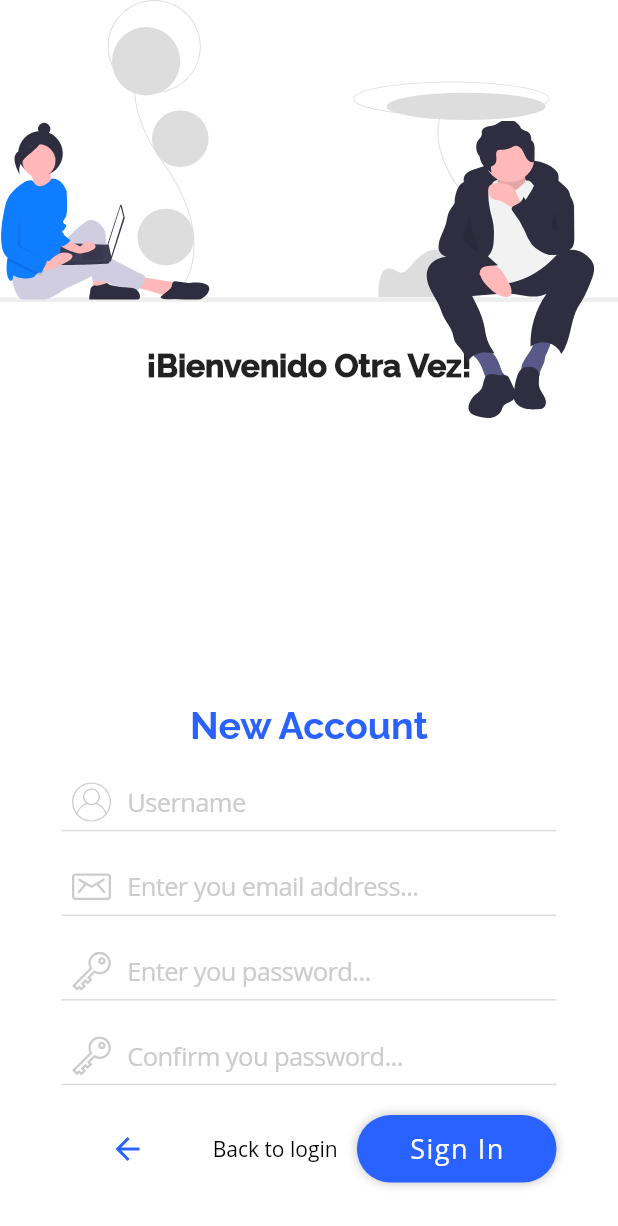
After one commit to jonatelo09/app_ui_advanced, a Flutter app: the screen it shows after launch, swiped to page 2, on a phone screen of 412 x 824 dp. The commit adds this screen. Shown: the top 1226 px of the screen. Run offline on Flutter 3.47's test engine with Material 2 defaults, Android fonts, the phone set to English and light mode, and no system bars; our stand-ins replace after_layout, firebase_auth, flutter_svg, google_sign_in; missing offline and left inert: flutter_facebook_auth; accounts and stored records are empty.

```diff
--- a/lib/main.dart
+++ b/lib/main.dart
@@ -1,5 +1,7 @@
 import 'package:flutter/material.dart';
+import 'package:flutter_ui_avanzado/pages/home/home_page.dart';
 import 'package:flutter_ui_avanzado/pages/login/login_page.dart';
+import 'package:flutter_ui_avanzado/pages/splash/splash_page.dart';
 
 void main() => runApp(MyApp());
 
@@ -7,13 +9,15 @@ class MyApp extends StatelessWidget {
   @override
   Widget build(BuildContext context) {
     return MaterialApp(
+      title: 'FlutterUIAdvance',
       debugShowCheckedModeBanner: false,
-      title: 'FlutterUIAdvance',
-      initialRoute: 'home',
+      theme: ThemeData(primarySwatch: Colors.blue, fontFamily: 'sans'),
+      home: SplashPage(),
       routes: {
-        'home': (BuildContext context) => LoginPage(),
+        HomePage.routeName: (_) => HomePage(),
+        SplashPage.routeName: (_) => SplashPage(),
+        LoginPage.routeName: (_) => LoginPage(),
       },
-      theme: ThemeData(primarySwatch: Colors.blue, fontFamily: 'sans'),
     );
   }
 }
--- a/lib/pages/login/login_page.dart
+++ b/lib/pages/login/login_page.dart
@@ -2,10 +2,12 @@ import 'package:after_layout/after_layout.dart';
 import 'package:flutter/material.dart';
 import 'package:flutter/services.dart';
 import 'package:flutter_ui_avanzado/pages/login/widgets/login_form.dart';
+import 'package:flutter_ui_avanzado/pages/login/widgets/register_form.dart';
 import 'package:flutter_ui_avanzado/pages/login/widgets/welcome.dart';
 import 'package:flutter_ui_avanzado/utils/responsive.dart';
 
 class LoginPage extends StatefulWidget {
+  static final routeName = 'login';
   LoginPage({Key key}) : super(key: key);
 
   @override
@@ -50,7 +52,13 @@ class _LoginPageState extends State<LoginPage> with AfterLayoutMixin {
                       mainAxisAlignment: MainAxisAlignment.spaceBetween,
                       children: <Widget>[
                         Welcome(),
-                        LoginForm(),
+                        Expanded(
+                          child: PageView(
+                          children: <Widget>[
+                            LoginForm(),
+                            RegisterForm(),
+                          ],
+                        )),
                       ],
                     ),
                   ),
--- /dev/null
+++ b/lib/pages/login/widgets/register_form.dart
@@ -0,0 +1,106 @@
+import 'package:flutter/cupertino.dart';
+import 'package:flutter/material.dart';
+import 'package:flutter_ui_avanzado/pages/home/home_page.dart';
+import 'package:firebase_auth/firebase_auth.dart';
+import 'package:flutter_ui_avanzado/pages/login/widgets/app_colors.dart';
+import 'package:flutter_ui_avanzado/pages/login/widgets/input_text_login.dart';
+import 'package:flutter_ui_avanzado/utils/responsive.dart';
+import 'package:flutter_ui_avanzado/widgets/rounded_button.dart';
+
+class RegisterForm extends StatelessWidget {
+  const RegisterForm({Key key}) : super(key: key);
+
+  void _goTo(BuildContext context, FirebaseUser user) {
+    if (user != null) {
+      Navigator.pushReplacementNamed(context, HomePage.routeName);
+    } else {
+      print("Login Faild");
+    }
+  }
+
+  @override
+  Widget build(BuildContext context) {
+    final Responsive responsive = Responsive.of(context);
+    return Align(
+      alignment: Alignment.bottomCenter,
+      child: SafeArea(
+        top: false,
+        child: Container(
+          width: 330,
+          child: Column(
+            crossAxisAlignment: CrossAxisAlignment.center,
+            mainAxisSize: MainAxisSize.min,
+            children: <Widget>[
+              Text(
+                "New Account",
+                style: TextStyle(
+                  color: AppColors.primary,
+                  fontSize: 25,
+                  fontWeight: FontWeight.bold,
+                  fontFamily: 'raleway',
+                ),
+              ),
+              SizedBox(
+                height: responsive.ip(2),
+              ),
+              InputTextLogin(
+                iconPath: 'assets/login/icon-user.svg',
+                placeholder: "Username",
+              ),
+              SizedBox(
+                height: responsive.ip(2),
+              ),
+              InputTextLogin(
+                iconPath: 'assets/login/icon-email.svg',
+                placeholder: "Enter you email address...",
+              ),
+              SizedBox(
+                height: responsive.ip(2),
+              ),
+              InputTextLogin(
+                iconPath: 'assets/login/icon-password.svg',
+                placeholder: "Enter you password...",
+              ),
+              SizedBox(
+                height: responsive.ip(2),
+              ),
+              InputTextLogin(
+                iconPath: 'assets/login/icon-password.svg',
+                placeholder: "Confirm you password...",
+              ),
+              SizedBox(
+                height: responsive.ip(2),
+              ),
+              Row(
+                mainAxisAlignment: MainAxisAlignment.spaceBetween,
+                children: <Widget>[
+                  FlatButton(
+                    onPressed: () {},
+                    child: IconButton(
+                        icon: Icon(
+                          Icons.arrow_back,
+                          color: AppColors.primary,
+                        ),
+                        onPressed: () {
+                        }),
+                  ),
+                  Text('Back to login', style: TextStyle(color: Colors.black),),
+                  RoundedButton(
+                    onPressed: () {},
+                    label: "Sign In",
+                  ),
+                ],
+              ),
+              SizedBox(
+                height: responsive.ip(1),
+              ),
+              SizedBox(
+                height: responsive.ip(2.7),
+              ),
+            ],
+          ),
+        ),
+      ),
+    );
+  }
+}
--- a/pubspec.yaml
+++ b/pubspec.yaml
@@ -25,12 +25,14 @@ dependencies:
     sdk: flutter
   flutter_svg:
   after_layout: ^1.0.7+2
-  firebase_core: ^0.4.5
-  firebase_auth: ^0.16.1
 
 dev_dependencies:
   flutter_test:
     sdk: flutter
+  firebase_auth: ^0.16.1
+  firebase_core: ^0.4.5
+  google_sign_in: ^4.5.1
+  flutter_facebook_auth: ^0.2.3
 
 # For information on the generic Dart part of this file, see the
 # following page: https://dart.dev/tools/pub/pubspec
```
Also changed, not shown: lib/libs/auth.dart (added, +108 -0 lines), lib/pages/home/home_page.dart (added, +111 -0 lines), lib/pages/login/widgets/login_form.dart (+24 -1 lines), lib/pages/splash/splash_page.dart (added, +38 -0 lines), lib/utils/dialogs.dart (added, +27 -0 lines), lib/widgets/circle_button.dart (+7 -1 lines), assets/login/icon-user.svg (added), pubspec.lock, 7 other files.
